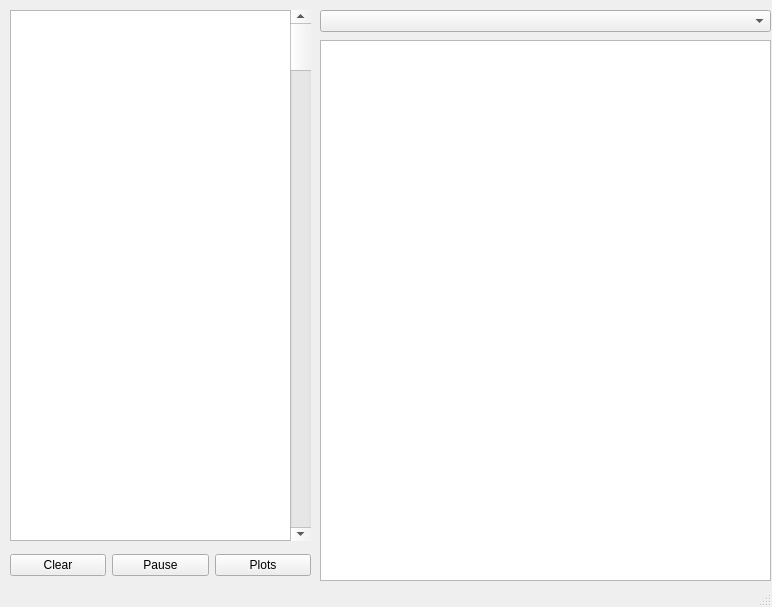
Before: the Qt Designer form Forms/Parents/Designer_gui/task_manager_GUI.ui in RinnetenseiQ/NN_Family_Creater_PythonQt, drawn with Qt 5.
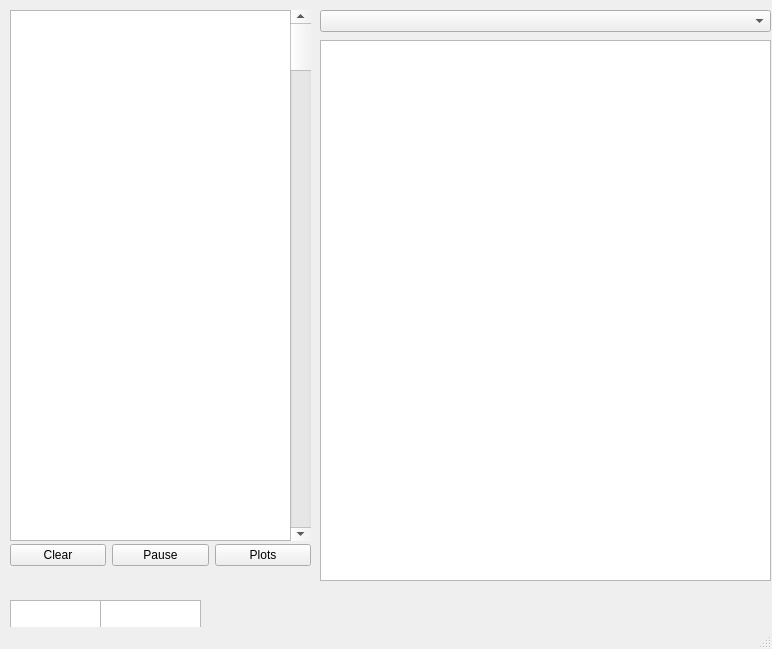
After: the same form once the commit is applied.

Patch:
```diff
--- a/Forms/Parents/Designer_gui/task_manager_GUI.ui
+++ b/Forms/Parents/Designer_gui/task_manager_GUI.ui
@@ -7,7 +7,7 @@
     <x>0</x>
     <y>0</y>
     <width>772</width>
-    <height>607</height>
+    <height>649</height>
    </rect>
   </property>
   <property name="windowTitle">
@@ -95,7 +95,7 @@
       <x>10</x>
       <y>540</y>
       <width>301</width>
-      <height>51</height>
+      <height>31</height>
      </rect>
     </property>
     <layout class="QHBoxLayout" name="horizontalLayout">
```
